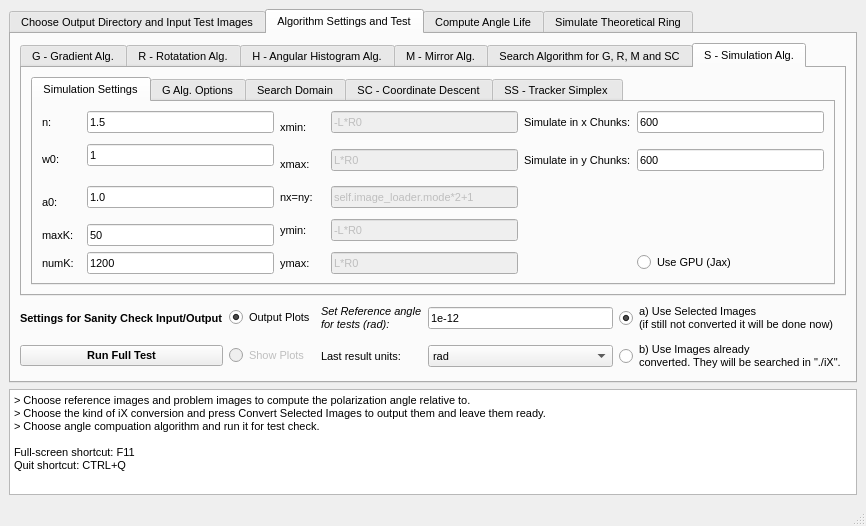
This is GUI/Design.ui in Oiangu9/Conical_Refraction_Polarimeter as Qt 5 draws it before an edit. The edited form follows.
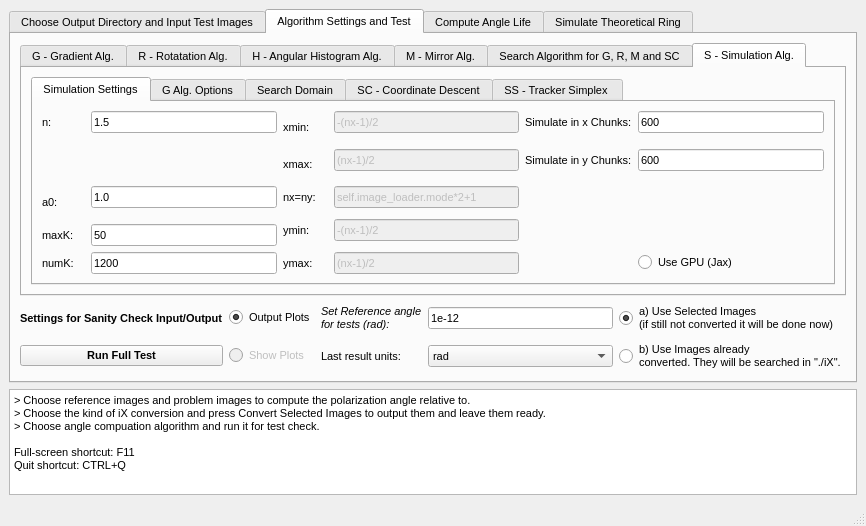
This is the edited form. The open tabs and pages were chosen to show the change.

The edit to the form file:
```diff
--- a/GUI/Design.ui
+++ b/GUI/Design.ui
@@ -1303,14 +1303,7 @@
                    <bool>false</bool>
                   </property>
                   <property name="text">
-                   <string>L*R0</string>
-                  </property>
-                 </widget>
-                </item>
-                <item row="2" column="0" rowspan="3">
-                 <widget class="QLabel" name="label_91">
-                  <property name="text">
-                   <string>w0:</string>
+                   <string>(nx-1)/2</string>
                   </property>
                  </widget>
                 </item>
@@ -1320,7 +1313,7 @@
                    <bool>false</bool>
                   </property>
                   <property name="text">
-                   <string>-L*R0</string>
+                   <string>-(nx-1)/2</string>
                   </property>
                  </widget>
                 </item>
@@ -1400,7 +1393,7 @@
                    <bool>false</bool>
                   </property>
                   <property name="text">
-                   <string>L*R0</string>
+                   <string>(nx-1)/2</string>
                   </property>
                  </widget>
                 </item>
@@ -1435,13 +1428,6 @@
                   </property>
                  </widget>
                 </item>
-                <item row="2" column="3" rowspan="2">
-                 <widget class="QLineEdit" name="w0_S">
-                  <property name="text">
-                   <string>1</string>
-                  </property>
-                 </widget>
-                </item>
                 <item row="1" column="3">
                  <widget class="QLineEdit" name="n_S">
                   <property name="text">
@@ -1475,7 +1461,7 @@
                    <bool>false</bool>
                   </property>
                   <property name="text">
-                   <string>-L*R0</string>
+                   <string>-(nx-1)/2</string>
                   </property>
                  </widget>
                 </item>
```
Left out of the diff: 60 changed lines with no effect on the pictures.
